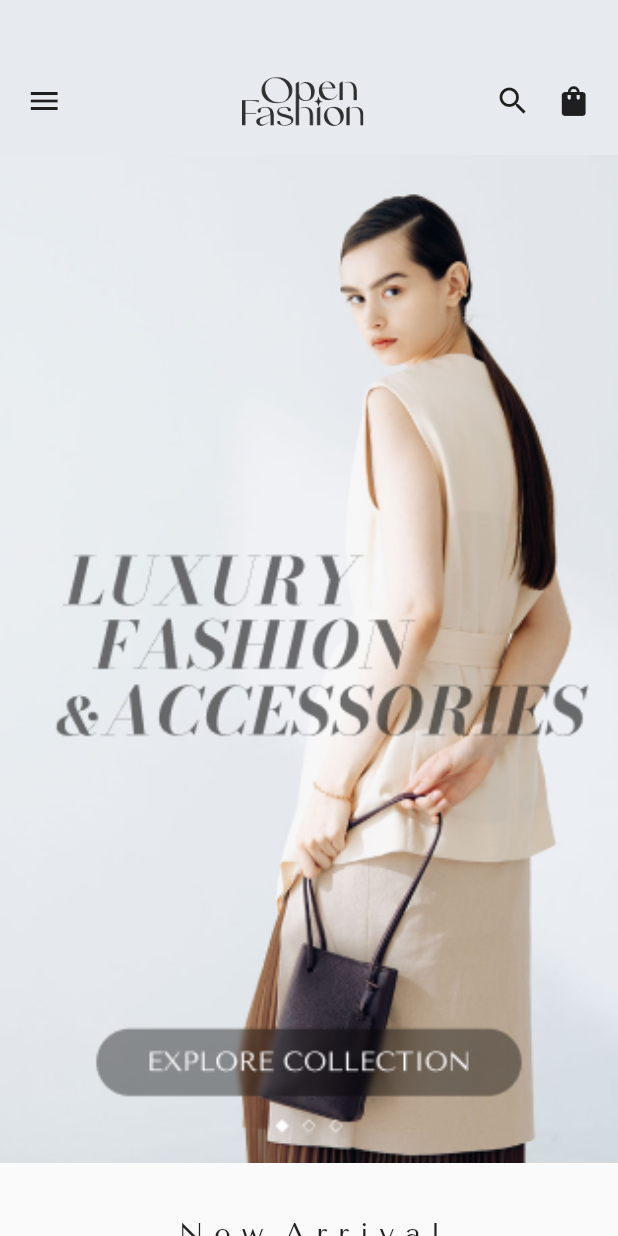
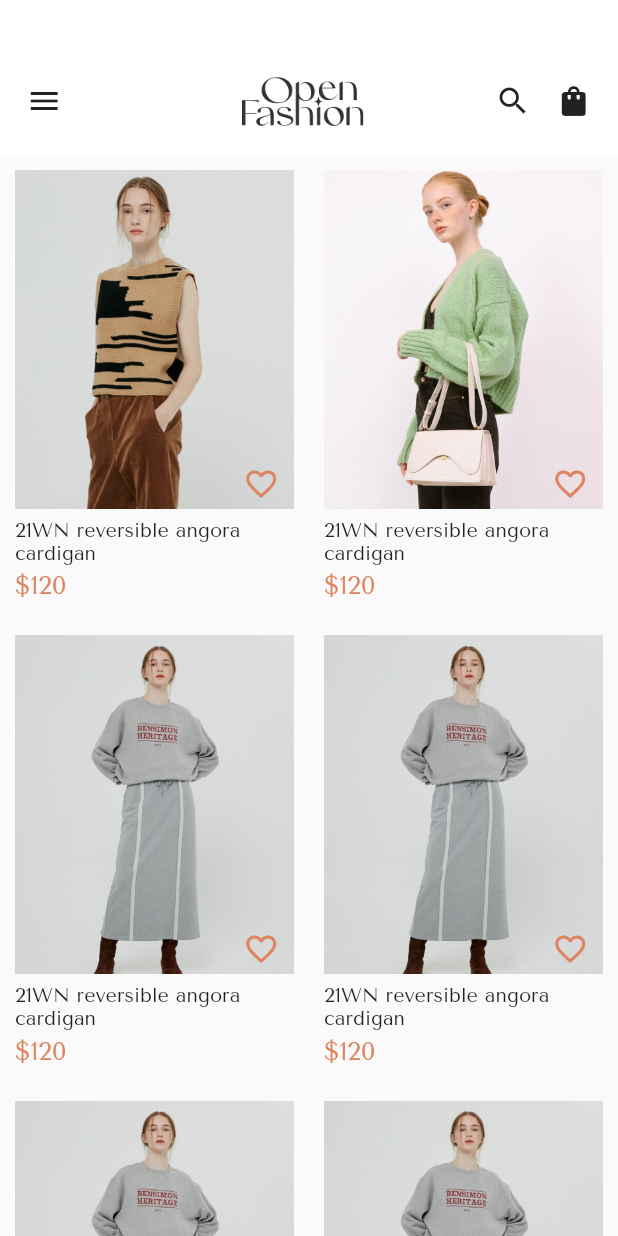
Before and after one commit to shohruh0402/Fashion-App, a Flutter app: the screen it shows after launch, on a phone screen of 412 x 824 dp. Run offline on Flutter 3.47's test engine with Material 2 defaults, Android fonts, the phone set to English and light mode, and no system bars.

Commit message:
explore pageni ui tugatildi

```diff
--- a/lib/main.dart
+++ b/lib/main.dart
@@ -18,7 +18,7 @@ class MyApp extends StatelessWidget {
         fontFamily: 'Tenor',
         primarySwatch: Colors.blue,
       ),
-      initialRoute: '/',
+      initialRoute: '/explore',
       onGenerateRoute: _forroute.onGenerateRoute,
     );
   }
--- a/lib/routers/my_routers.dart
+++ b/lib/routers/my_routers.dart
@@ -1,3 +1,4 @@
+import 'package:fashionapp/screens/pages/explore_page.dart';
 import 'package:fashionapp/screens/pages/home_page.dart';
 import 'package:flutter/material.dart';
 
@@ -10,6 +11,10 @@ class MyRouter {
         return MaterialPageRoute(
           builder: (_) => MyHomePage(),
         );
+      case '/explore':
+        return MaterialPageRoute(
+          builder: (_) => ExplorePage(),
+        );
     }
   }
 }
--- /dev/null
+++ b/lib/screens/pages/explore_page.dart
@@ -0,0 +1,135 @@
+import 'package:fashionapp/screens/sizeconfig.dart';
+import 'package:fashionapp/widgets/app_widgets.dart';
+import 'package:flutter/material.dart';
+
+class ExplorePage extends StatefulWidget {
+  const ExplorePage({Key? key}) : super(key: key);
+
+  @override
+  State<ExplorePage> createState() => _ExplorePageState();
+}
+
+class _ExplorePageState extends State<ExplorePage> {
+  @override
+  Widget build(BuildContext context) {
+    SizeConfig().init(context);
+    return Scaffold(
+      body: Column(
+        children: [
+          MyAppBarWidgets(
+            color: Colors.white,
+          ),
+          Expanded(
+            child: GridView.builder(
+              physics: BouncingScrollPhysics(),
+              padding: EdgeInsets.only(top: 0),
+              gridDelegate: SliverGridDelegateWithFixedCrossAxisCount(
+                mainAxisExtent: he(300),
+                crossAxisCount: 2,
+              ),
+              itemBuilder: (context, index) => GestureDetector(
+                child: SizedBox(
+                    width: wi(165),
+                    child: Container(
+                      width: wi(165),
+                      margin: const EdgeInsets.all(10),
+                      child: Column(
+                        crossAxisAlignment: CrossAxisAlignment.start,
+                        children: [
+                          SizedBox(
+                            height: he(220),
+                            width: double.infinity,
+                            child: Stack(
+                              children: [
+                                Image.asset(
+                                  data_for[index].image,
+                                  fit: BoxFit.cover,
+                                ),
+                                Positioned(
+                                    bottom: he(6),
+                                    right: wi(9),
+                                    child: const Icon(
+                                      Icons.favorite_border_outlined,
+                                      color: Color(0xFFDD8560),
+                                    ))
+                              ],
+                            ),
+                          ),
+                          SizedBox(height: he(5)),
+                          Text(
+                            data_for[index].name,
+                            style: TextStyle(fontSize: wi(12)),
+                          ),
+                          SizedBox(height: he(5)),
+                          Text(
+                            data_for[index].price,
+                            textAlign: TextAlign.center,
+                            style: TextStyle(
+                                fontSize: wi(15), color: Color(0xFFDD8560)),
+                          )
+                        ],
+                      ),
+                    )),
+              ),
+              itemCount: data_for.length,
+            ),
+          )
+        ],
+      ),
+    );
+  }
+}
+
+class OnBoards {
+  final String image, name, price;
+
+  OnBoards({
+    required this.image,
+    required this.name,
+    required this.price,
+  });
+}
+
+// ignore: non_constant_identifier_names
+final List<OnBoards> data_for = [
+  OnBoards(
+    image: 'assets/images/Rectangle 325.png',
+    name: '21WN reversible angora cardigan',
+    price: '\$120',
+  ),
+  OnBoards(
+    image: 'assets/images/Rectangle 325(1).png',
+    name: '21WN reversible angora cardigan',
+    price: '\$120',
+  ),
+  OnBoards(
+    image: 'assets/images/Rectangle 325(2).png',
+    name: '21WN reversible angora cardigan',
+    price: '\$120',
+  ),
+  OnBoards(
+    image: 'assets/images/Rectangle 325(2).png',
+    name: '21WN reversible angora cardigan',
+    price: '\$120',
+  ),
+  OnBoards(
+    image: 'assets/images/Rectangle 325(2).png',
+    name: '21WN reversible angora cardigan',
+    price: '\$120',
+  ),
+  OnBoards(
+    image: 'assets/images/Rectangle 325(2).png',
+    name: '21WN reversible angora cardigan',
+    price: '\$120',
+  ),
+  OnBoards(
+    image: 'assets/images/Rectangle 325(2).png',
+    name: '21WN reversible angora cardigan',
+    price: '\$120',
+  ),
+  OnBoards(
+    image: 'assets/images/Rectangle 325(2).png',
+    name: '21WN reversible angora cardigan',
+    price: '\$120',
+  ),
+];
--- a/lib/widgets/app_widgets.dart
+++ b/lib/widgets/app_widgets.dart
@@ -2,14 +2,15 @@ import 'package:fashionapp/screens/sizeconfig.dart';
 import 'package:flutter/material.dart';
 
 class MyAppBarWidgets extends StatelessWidget {
-  const MyAppBarWidgets({Key? key}) : super(key: key);
+  Color? color = Color(0xFFE7EAEF);
+  MyAppBarWidgets({Key? key, this.color}) : super(key: key);
 
   @override
   Widget build(BuildContext context) {
     return Container(
       height: he(100),
       width: double.infinity,
-      color: Color(0xFFE7EAEF),
+      color: color,
       child: Padding(
         padding: EdgeInsets.only(top: he(30), left: wi(16), right: wi(16)),
         child: Row(
```
Also changed, not shown: lib/screens/pages/home_page.dart (+38 -9 lines).
